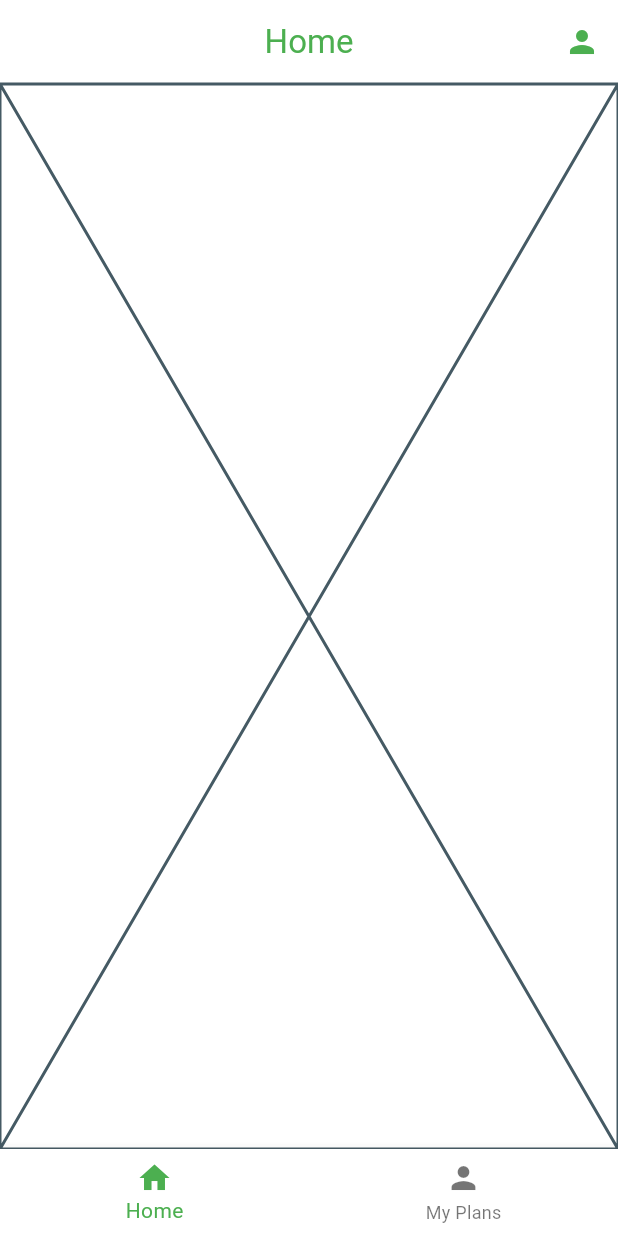
After one commit to STlarner/map-interest-points, a Flutter app: the HomeScreen screen opened by its route, on a phone screen of 412 x 824 dp. The commit adds this screen. Run offline on Flutter 3.47's test engine with Material 3 defaults, Android fonts, the phone set to English and light mode, and no system bars; our stand-ins replace firebase_auth, firebase_core, flutter_map, flutter_signin_button, get_it, go_router and 1 more; accounts and stored records are empty.

Commit message:
main: home route and navigation from splash

```diff
--- a/packages/app/lib/theme/app_theme.dart
+++ b/packages/app/lib/theme/app_theme.dart
@@ -78,7 +78,7 @@
     appBarTheme: AppBarTheme(
       backgroundColor: Colors.transparent,
       elevation: 0,
-      foregroundColor: _lightColorScheme.onPrimary,
+      foregroundColor: _lightColorScheme.primary,
       centerTitle: true,
     ),
     inputDecorationTheme: InputDecorationTheme(
--- /dev/null
+++ b/packages/app/lib/ui/screens/home_screen/home_screen.dart
@@ -0,0 +1,34 @@
+import "package:core/core.dart";
+import "package:flutter/material.dart";
+import "package:provider/provider.dart";
+
+import "../../../notifiers/session_notifier.dart";
+import "../../../router/app_routes.dart";
+
+class HomeScreen extends StatefulWidget {
+  const HomeScreen({super.key});
+
+  @override
+  State<HomeScreen> createState() => _HomeScreenState();
+}
+
+class _HomeScreenState extends State<HomeScreen> {
+  @override
+  Widget build(BuildContext context) {
+    return Scaffold(
+      appBar: AppBar(
+        title: const Text("Home"),
+        actions: [
+          IconButton(
+            onPressed: () {
+              context.read<SessionNotifier>().logout();
+              context.go(AppRoute.login.path);
+            },
+            icon: const Icon(Icons.person),
+          ),
+        ],
+      ),
+      body: const Placeholder(),
+    );
+  }
+}
--- a/packages/app/lib/ui/screens/login_screen/login_screen.dart
+++ b/packages/app/lib/ui/screens/login_screen/login_screen.dart
@@ -5,6 +5,7 @@
 import "package:provider/provider.dart";
 
 import "../../../notifiers/session_notifier.dart";
+import "../../../router/app_routes.dart";
 import "../../extensions/ui_context_extension.dart";
 import "../../images/app_images.dart";
 import "widgets/or_divider.dart";
@@ -115,7 +116,7 @@
                                 })
                                 .then((_) {
                                   if (context.mounted) {
-                                    context.goNamed("map");
+                                    context.go(AppRoute.home.path);
                                   }
                                 })
                                 .catchError((dynamic error) {
--- a/packages/core/lib/router/core_router.dart
+++ b/packages/core/lib/router/core_router.dart
@@ -2,7 +2,7 @@
 
 /// A type that each package will implement to provide its routes.
 abstract class RouteProvider {
-  List<GoRoute> get routes;
+  List<RouteBase> get routes;
 }
 
 class CoreRouter {
@@ -10,7 +10,7 @@
   final List<RouteProvider> _providers;
 
   GoRouter buildRouter() {
-    final allRoutes = <GoRoute>[];
+    final allRoutes = <RouteBase>[];
 
     for (final provider in _providers) {
       allRoutes.addAll(provider.routes);
```
Also changed, not shown: packages/app/lib/router/app_routes.dart (+58 -20 lines), packages/app/lib/ui/screens/splash_screen/splash_screen.dart (added, +44 -0 lines).
